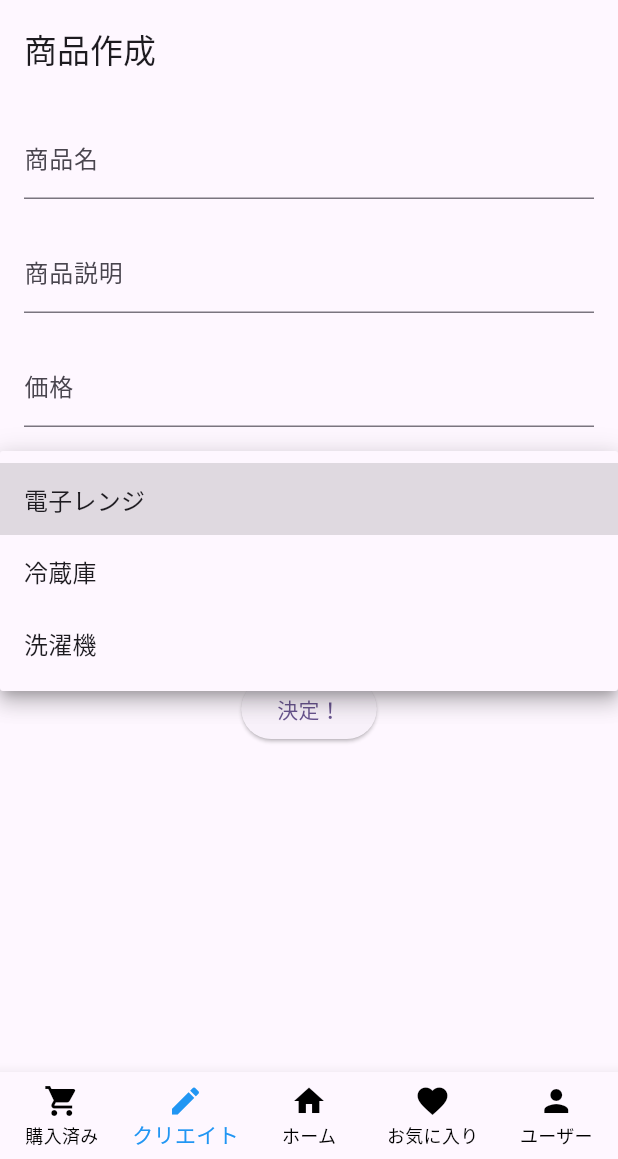
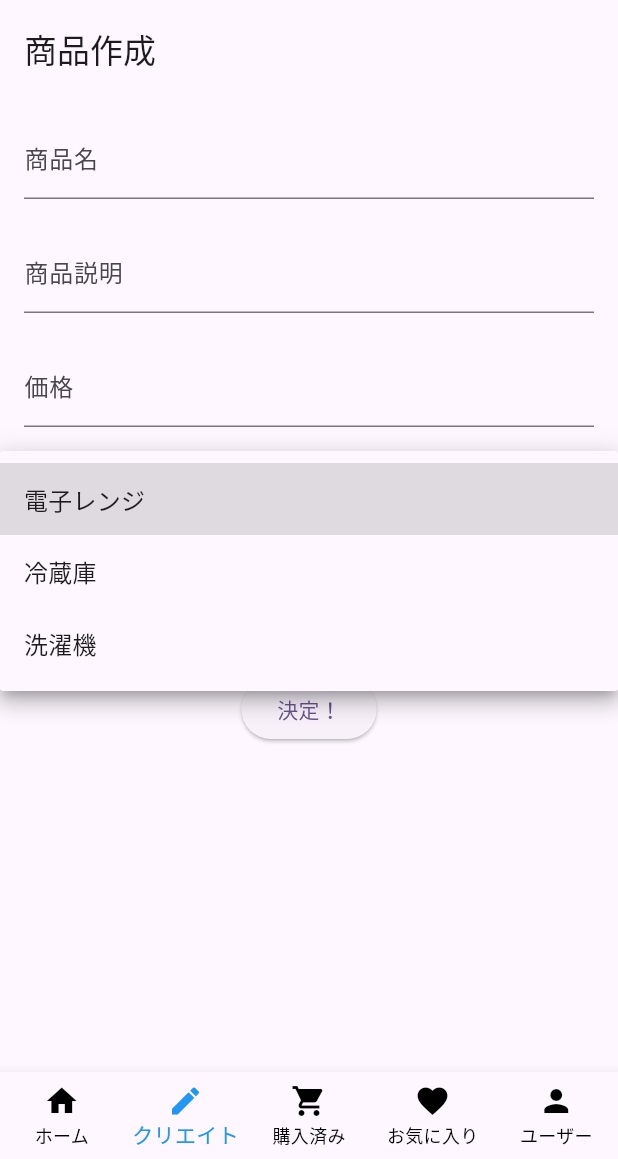
Before and after one commit to NazonoKansatugata/APUshion, a Flutter app: the screen it shows after launch, item 2 of the bottom bar chosen, after a tap on "電子レンジ", on a phone screen of 412 x 824 dp, the part 77-1236 px from its top. Run offline on Flutter 3.47's test engine with Material 3 defaults, Android fonts, the phone set to English and light mode, and no system bars; our stand-ins replace cloud_firestore, file_picker, firebase_auth, firebase_core, firebase_storage, flutter_dotenv and 1 more; accounts and stored records are empty.

Commit message:
検索機能実装
あと編集機能

```diff
--- a/lib/ui/home/HomeScreen.dart
+++ b/lib/ui/home/HomeScreen.dart
@@ -3,7 +3,14 @@ import 'package:cloud_firestore/cloud_firestore.dart';
 import 'ProfileCard.dart';
 import 'package:apusion/ui/favorite/favorite_page.dart'; // お気に入り画面のインポート
 
-class HomeScreen extends StatelessWidget {
+class HomeScreen extends StatefulWidget {
+  @override
+  _HomeScreenState createState() => _HomeScreenState();
+}
+
+class _HomeScreenState extends State<HomeScreen> {
+  String selectedCategory = "すべて"; // デフォルトのカテゴリ
+
   @override
   Widget build(BuildContext context) {
     return Scaffold(
@@ -18,6 +25,24 @@ class HomeScreen extends StatelessWidget {
         backgroundColor: Colors.transparent,
         elevation: 0,
         actions: [
+          Padding(
+            padding: EdgeInsets.only(top: 20, right: 16),
+            child: DropdownButton<String>(
+              value: selectedCategory,
+              dropdownColor: Colors.white,
+              items: ["すべて", "電子レンジ", "冷蔵庫", "洗濯機"]
+                  .map((category) => DropdownMenuItem(
+                        value: category,
+                        child: Text(category),
+                      ))
+                  .toList(),
+              onChanged: (value) {
+                setState(() {
+                  selectedCategory = value!;
+                });
+              },
+            ),
+          ),
           Padding(
             padding: EdgeInsets.only(top: 20, right: 16),
             child: IconButton(
@@ -46,19 +71,26 @@ class HomeScreen extends StatelessWidget {
             SizedBox(height: kToolbarHeight + 30), // 余白を増やす
             Expanded(
               child: StreamBuilder<QuerySnapshot>(
-                stream: FirebaseFirestore.instance.collection('profiles').snapshots(),
+                stream: selectedCategory == "すべて"
+                    ? FirebaseFirestore.instance.collection('profiles').snapshots()
+                    : FirebaseFirestore.instance
+                        .collection('profiles')
+                        .where('category', isEqualTo: selectedCategory)
+                        .snapshots(),
                 builder: (context, snapshot) {
                   if (snapshot.connectionState == ConnectionState.waiting) {
                     return Center(child: CircularProgressIndicator());
                   }
                   if (!snapshot.hasData || snapshot.data!.docs.isEmpty) {
-                    return Center(child: Text("プロフィールがありません", style: TextStyle(color: Colors.white)));
+                    return Center(
+                        child: Text(
+                      "プロフィールがありません",
+                      style: TextStyle(color: Colors.white),
+                    ));
                   }
                   var profiles = snapshot.data!.docs;
                   return FutureBuilder<QuerySnapshot>(
-                    future: FirebaseFirestore.instance
-                        .collection('purchases')
-                        .get(),
+                    future: FirebaseFirestore.instance.collection('purchases').get(),
                     builder: (context, purchaseSnapshot) {
                       if (purchaseSnapshot.connectionState == ConnectionState.waiting) {
                         return Center(child: CircularProgressIndicator());
@@ -67,8 +99,8 @@ class HomeScreen extends StatelessWidget {
                               .map((doc) => doc.id)
                               .toList() ??
                           [];
-                      var filteredProfiles = profiles.where((profile) =>
-                          !purchasedItemIds.contains(profile.id)).toList();
+                      var filteredProfiles =
+                          profiles.where((profile) => !purchasedItemIds.contains(profile.id)).toList();
                       return ListView.builder(
                         padding: EdgeInsets.symmetric(horizontal: 16, vertical: 20),
                         itemCount: filteredProfiles.length,
--- a/lib/ui/home/home_page.dart
+++ b/lib/ui/home/home_page.dart
@@ -21,9 +21,9 @@ class _MainScreenState extends State<MainScreen> {
   int _selectedIndex = 0;
 
   final List<Widget> _screens = [
+    HomeScreen(),
+    CreateScreen(),
     PurchasedItemsScreen(),
-    CreateScreen(),
-    HomeScreen(),
     FavoriteScreen(),
     UserScreen(),
   ];
@@ -47,9 +47,9 @@ class _MainScreenState extends State<MainScreen> {
       bottomNavigationBar: BottomNavigationBar(
         type: BottomNavigationBarType.fixed,
         items: const [
+          BottomNavigationBarItem(icon: Icon(Icons.home), label: 'ホーム'),
+          BottomNavigationBarItem(icon: Icon(Icons.create), label: 'クリエイト'),
           BottomNavigationBarItem(icon: Icon(Icons.shopping_cart), label: '購入済み'),
-          BottomNavigationBarItem(icon: Icon(Icons.create), label: 'クリエイト'),
-          BottomNavigationBarItem(icon: Icon(Icons.home), label: 'ホーム'),
           BottomNavigationBarItem(icon: Icon(Icons.favorite), label: 'お気に入り'),
           BottomNavigationBarItem(icon: Icon(Icons.person), label: 'ユーザー'),
         ],
```
Also changed, not shown: lib/ui/home/ProfileCard.dart (+10 -12 lines), lib/ui/home/ProfileDetailScreen.dart (+87 -5 lines), lib/ui/home/ProfileListScreen.dart (+41 -6 lines).
